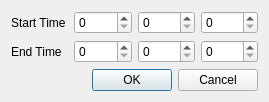
Above: dialogcroptime.ui from zhaohuarong/AVBrowser before the change. Below: the same form after it.
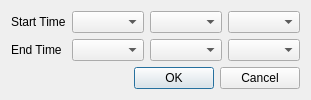
That is the form after the change.

Commit message: 视频剪切对话框采用下拉框选择时间

```diff
--- a/dialogcroptime.ui
+++ b/dialogcroptime.ui
@@ -23,27 +23,6 @@
        </property>
       </widget>
      </item>
-     <item row="0" column="1">
-      <widget class="QSpinBox" name="spStartH">
-       <property name="maximum">
-        <number>999</number>
-       </property>
-      </widget>
-     </item>
-     <item row="0" column="2">
-      <widget class="QSpinBox" name="spStartM">
-       <property name="maximum">
-        <number>59</number>
-       </property>
-      </widget>
-     </item>
-     <item row="0" column="3">
-      <widget class="QSpinBox" name="spStartS">
-       <property name="maximum">
-        <number>59</number>
-       </property>
-      </widget>
-     </item>
      <item row="1" column="0">
       <widget class="QLabel" name="label_2">
        <property name="text">
@@ -51,26 +30,23 @@
        </property>
       </widget>
      </item>
+     <item row="0" column="1">
+      <widget class="QComboBox" name="spStartH"/>
+     </item>
+     <item row="0" column="2">
+      <widget class="QComboBox" name="spStartM"/>
+     </item>
+     <item row="0" column="3">
+      <widget class="QComboBox" name="spStartS"/>
+     </item>
      <item row="1" column="1">
-      <widget class="QSpinBox" name="spEndH">
-       <property name="maximum">
-        <number>999</number>
-       </property>
-      </widget>
+      <widget class="QComboBox" name="spEndH"/>
      </item>
      <item row="1" column="2">
-      <widget class="QSpinBox" name="spEndM">
-       <property name="maximum">
-        <number>59</number>
-       </property>
-      </widget>
+      <widget class="QComboBox" name="spEndM"/>
      </item>
      <item row="1" column="3">
-      <widget class="QSpinBox" name="spEndS">
-       <property name="maximum">
-        <number>59</number>
-       </property>
-      </widget>
+      <widget class="QComboBox" name="spEndS"/>
      </item>
     </layout>
    </item>
```
The commit also changes 4 other files.
